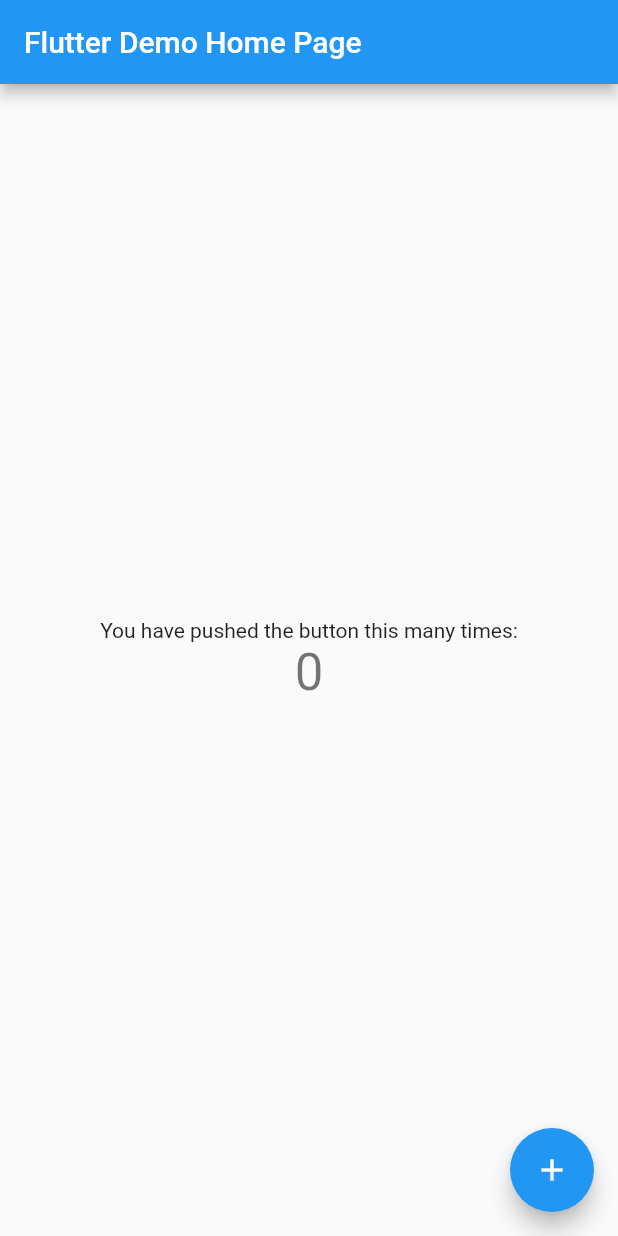
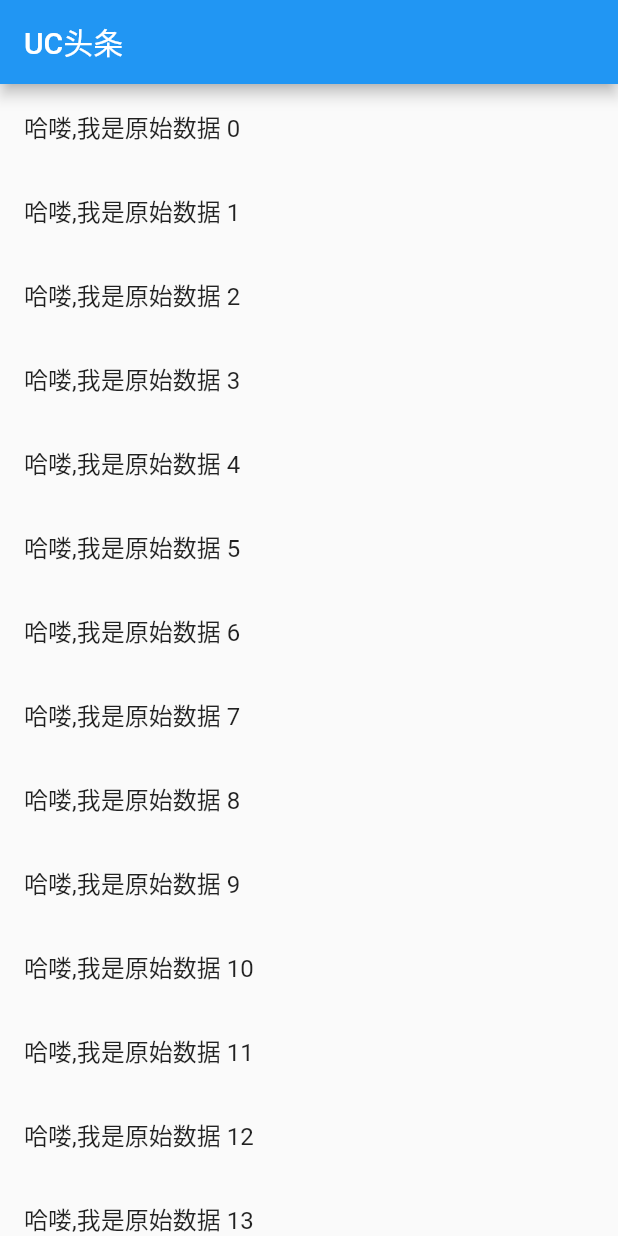
Before and after one commit to junhey/flutter-uctoutiao, a Flutter app: the screen it shows after launch, on a phone screen of 412 x 824 dp. Run offline on Flutter 3.47's test engine with Material 2 defaults, Android fonts, the phone set to English and light mode, and no system bars.

Commit message:
实现下拉更新，滑到底部加载。

```diff
--- a/lib/main.dart
+++ b/lib/main.dart
@@ -3,109 +3,146 @@ import 'package:flutter/material.dart';
 void main() => runApp(MyApp());
 
 class MyApp extends StatelessWidget {
-  // This widget is the root of your application.
   @override
   Widget build(BuildContext context) {
     return MaterialApp(
-      title: 'Flutter Demo',
+      title: 'UC头条',
       theme: ThemeData(
-        // This is the theme of your application.
-        //
-        // Try running your application with "flutter run". You'll see the
-        // application has a blue toolbar. Then, without quitting the app, try
-        // changing the primarySwatch below to Colors.green and then invoke
-        // "hot reload" (press "r" in the console where you ran "flutter run",
-        // or simply save your changes to "hot reload" in a Flutter IDE).
-        // Notice that the counter didn't reset back to zero; the application
-        // is not restarted.
         primarySwatch: Colors.blue,
       ),
-      home: MyHomePage(title: 'Flutter Demo Home Page'),
+      home: MyHomePage(title: 'UC头条'),
     );
   }
 }
 
 class MyHomePage extends StatefulWidget {
   MyHomePage({Key key, this.title}) : super(key: key);
-
-  // This widget is the home page of your application. It is stateful, meaning
-  // that it has a State object (defined below) that contains fields that affect
-  // how it looks.
-
-  // This class is the configuration for the state. It holds the values (in this
-  // case the title) provided by the parent (in this case the App widget) and
-  // used by the build method of the State. Fields in a Widget subclass are
-  // always marked "final".
-
   final String title;
-
   @override
   _MyHomePageState createState() => _MyHomePageState();
 }
 
 class _MyHomePageState extends State<MyHomePage> {
-  int _counter = 0;
 
-  void _incrementCounter() {
-    setState(() {
-      // This call to setState tells the Flutter framework that something has
-      // changed in this State, which causes it to rerun the build method below
-      // so that the display can reflect the updated values. If we changed
-      // _counter without calling setState(), then the build method would not be
-      // called again, and so nothing would appear to happen.
-      _counter++;
+  List list = new List(); //列表要展示的数据
+  ScrollController _scrollController = ScrollController(); //listview的控制器
+  int _page = 1; //加载的页数
+  bool isLoading = false; //是否正在加载数据
+
+  @override
+  void initState() {
+    // TODO: implement initState
+    super.initState();
+    getData();
+    _scrollController.addListener(() {
+      if (_scrollController.position.pixels ==
+          _scrollController.position.maxScrollExtent) {
+        print('load end');
+        _getMore();
+      }
+    });
+  }
+
+  /**
+   * 初始化list数据 加延时模仿网络请求
+   */
+  Future getData() async {
+    await Future.delayed(Duration(seconds: 2), () {
+      setState(() {
+        list = List.generate(15, (i) => '哈喽,我是原始数据 $i');
+      });
     });
   }
 
   @override
   Widget build(BuildContext context) {
-    // This method is rerun every time setState is called, for instance as done
-    // by the _incrementCounter method above.
-    //
-    // The Flutter framework has been optimized to make rerunning build methods
-    // fast, so that you can just rebuild anything that needs updating rather
-    // than having to individually change instances of widgets.
-    return Scaffold(
-      appBar: AppBar(
+    return new Scaffold(
+      appBar: new AppBar(
         // Here we take the value from the MyHomePage object that was created by
         // the App.build method, and use it to set our appbar title.
-        title: Text(widget.title),
+        title: new Text(widget.title),
       ),
-      body: Center(
-        // Center is a layout widget. It takes a single child and positions it
-        // in the middle of the parent.
-        child: Column(
-          // Column is also layout widget. It takes a list of children and
-          // arranges them vertically. By default, it sizes itself to fit its
-          // children horizontally, and tries to be as tall as its parent.
-          //
-          // Invoke "debug painting" (press "p" in the console, choose the
-          // "Toggle Debug Paint" action from the Flutter Inspector in Android
-          // Studio, or the "Toggle Debug Paint" command in Visual Studio Code)
-          // to see the wireframe for each widget.
-          //
-          // Column has various properties to control how it sizes itself and
-          // how it positions its children. Here we use mainAxisAlignment to
-          // center the children vertically; the main axis here is the vertical
-          // axis because Columns are vertical (the cross axis would be
-          // horizontal).
+      body: RefreshIndicator(
+        onRefresh: _onRefresh,
+        child: ListView.builder(
+          itemBuilder: _renderRow,
+          itemCount: list.length + 1,
+          controller: _scrollController,
+        ),
+      ),
+      // This trailing comma makes auto-formatting nicer for build methods.
+    );
+  }
+
+  Widget _renderRow(BuildContext context, int index) {
+    if (index < list.length) {
+      return ListTile(
+        title: Text(list[index]),
+      );
+    }
+    return _getMoreWidget();
+  }
+
+  /**
+   * 下拉刷新方法,为list重新赋值
+   */
+  Future<Null> _onRefresh() async {
+    await Future.delayed(Duration(seconds: 3), () {
+      print('refresh');
+      setState(() {
+        list = List.generate(20, (i) => '哈喽,我是新刷新的 $i');
+      });
+    });
+  }
+
+  /**
+   * 上拉加载更多
+   */
+  Future _getMore() async {
+    if (!isLoading) {
+      setState(() {
+        isLoading = true;
+      });
+      await Future.delayed(Duration(seconds: 1), () {
+        print('load more');
+        setState(() {
+          list.addAll(List.generate(5, (i) => '第$_page次上拉来的数据'));
+          _page++;
+          isLoading = false;
+        });
+      });
+    }
+  }
+
+  /**
+   * 加载更多时显示的组件,给用户提示
+   */
+  Widget _getMoreWidget() {
+    return Center(
+      child: Padding(
+        padding: EdgeInsets.all(10.0),
+        child: Row(
           mainAxisAlignment: MainAxisAlignment.center,
+          crossAxisAlignment: CrossAxisAlignment.center,
           children: <Widget>[
             Text(
-              'You have pushed the button this many times:',
+              '加载中...',
+              style: TextStyle(fontSize: 16.0),
             ),
-            Text(
-              '$_counter',
-              style: Theme.of(context).textTheme.display1,
-            ),
+            CircularProgressIndicator(
+              strokeWidth: 1.0,
+            )
           ],
         ),
       ),
-      floatingActionButton: FloatingActionButton(
-        onPressed: _incrementCounter,
-        tooltip: 'Increment',
-        child: Icon(Icons.add),
-      ), // This trailing comma makes auto-formatting nicer for build methods.
     );
   }
+
+  @override
+  void dispose() {
+    // TODO: implement dispose
+    super.dispose();
+    _scrollController.dispose();
+  }
+
 }
```
